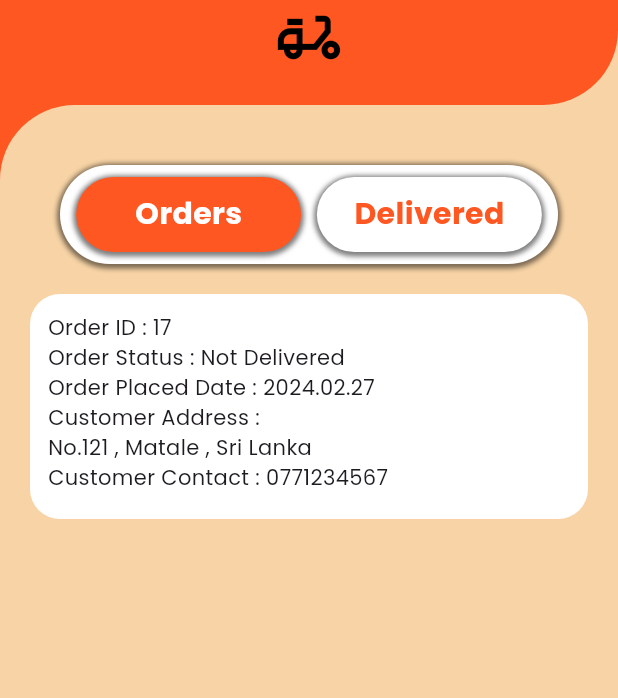
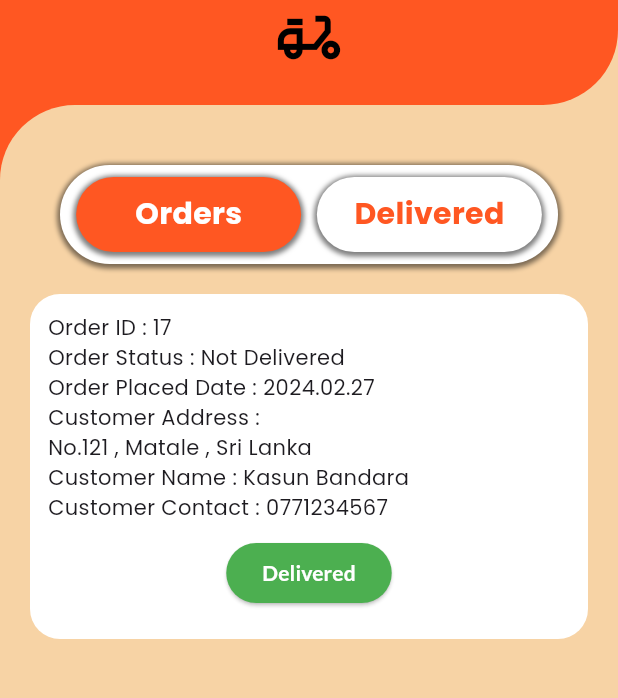
Before and after one commit to HiranthaDissanayake/Orders-Delivery-app, a Flutter app: the screen it shows after launch, on a phone screen of 412 x 824 dp, the part 195-893 px from its top. Run offline on Flutter 3.47's test engine with Material 3 defaults, Android fonts, the phone set to English and light mode, and no system bars; our stand-ins replace google_fonts, lottie.

```diff
--- a/red_dress_delevery/frontend/lib/Components/orders.dart
+++ b/red_dress_delevery/frontend/lib/Components/orders.dart
@@ -13,7 +13,7 @@ class _OrdersState extends State<Orders> {
   @override
   Widget build(BuildContext context) {
     return Container(
-      height: 150,
+      height: 230,
       width: double.infinity,
       decoration: BoxDecoration(
         borderRadius: BorderRadius.circular(20),
@@ -29,7 +29,22 @@ class _OrdersState extends State<Orders> {
             Text("Order Placed Date : 2024.02.27"),
             Text("Customer Address : "),
             Text("No.121 , Matale , Sri Lanka"),
+            Text("Customer Name : Kasun Bandara"),
             Text("Customer Contact : 0771234567"),
+            SizedBox(
+              height: 10,
+            ),
+            Center(
+              child: ElevatedButton(
+                style: ElevatedButton.styleFrom(
+                  backgroundColor: Colors.green,
+                ),
+                onPressed: (){
+
+                },
+                child: Text("Delivered", style: TextStyle(color: Colors.white, fontWeight: FontWeight.bold),)
+              ),
+            )
           ],
         ),
       ),
```
Also changed, not shown: red_dress_delevery/frontend/lib/services/Api.dart (+19 -0 lines).
